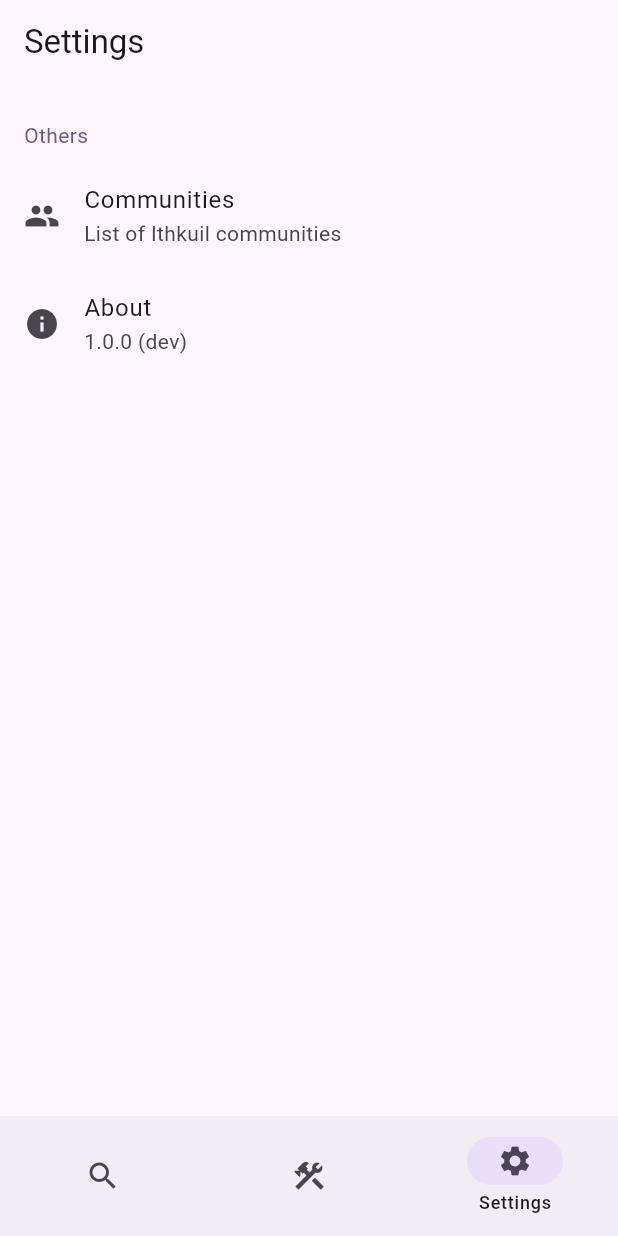
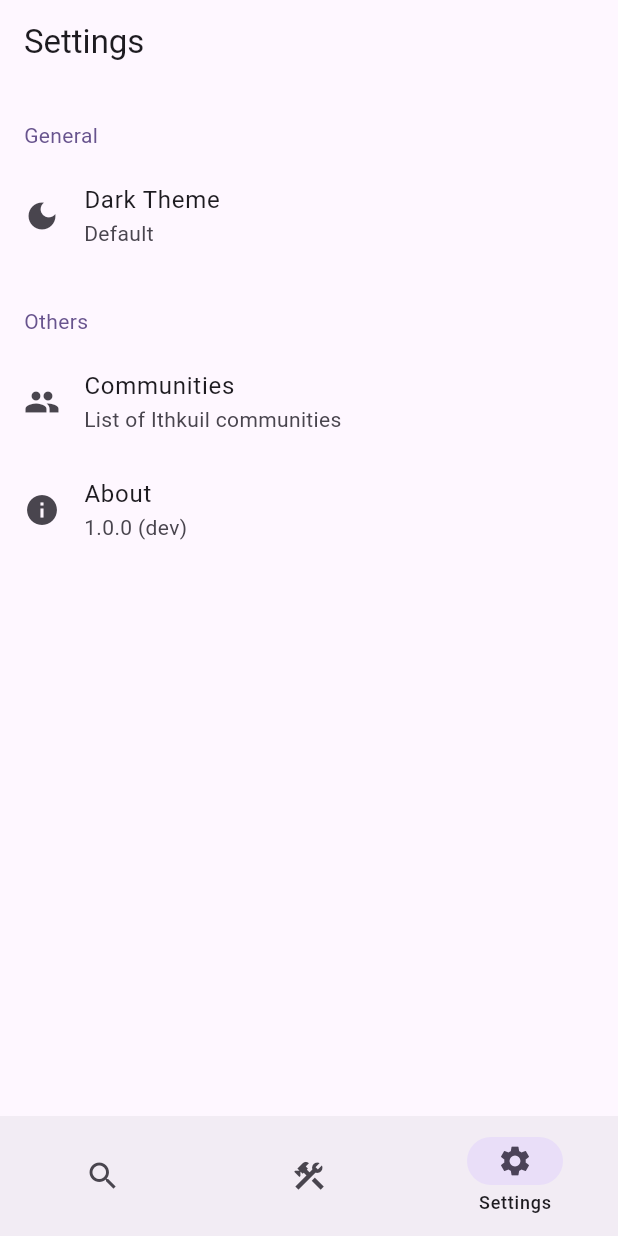
Before and after one commit to yuorb/enthrirhc, a Flutter app: the screen it shows after launch, item 3 of the bottom bar chosen, on a phone screen of 412 x 824 dp. Run offline on Flutter 3.47's test engine with Material 2 defaults, Android fonts, the phone set to English and light mode, and no system bars; our stand-ins replace drift, file_picker, flutter_svg, shared_preferences; missing offline and left inert: sqlite3; accounts and stored records are empty; generated files the repository leaves out were written again.

Commit message:
Add Dark Theme Option

```diff
--- a/lib/common/store.dart
+++ b/lib/common/store.dart
@@ -1,6 +1,23 @@
 import 'package:flutter/widgets.dart';
 import 'package:enthrirch/database/shared.dart';
+import 'package:shared_preferences/shared_preferences.dart';
 
 class LexiconModel extends ChangeNotifier {
   final Database database = constructDb();
 }
+
+class ThemeProvider extends ChangeNotifier {
+  int _darkTheme;
+
+  int get darkTheme => _darkTheme;
+
+  set darkTheme(int newDarkTheme) {
+    _darkTheme = newDarkTheme;
+    notifyListeners();
+    SharedPreferences.getInstance().then((prefs) {
+      prefs.setInt('darkTheme', newDarkTheme);
+    });
+  }
+
+  ThemeProvider({darkTheme}) : _darkTheme = darkTheme;
+}
--- a/lib/main.dart
+++ b/lib/main.dart
@@ -4,15 +4,34 @@ import 'package:enthrirch/pages/construct.dart';
 import 'package:enthrirch/pages/search.dart';
 import 'package:enthrirch/pages/settings.dart';
 import 'package:provider/provider.dart';
+import 'package:shared_preferences/shared_preferences.dart';
 
 import 'common/store.dart';
 
-void main() {
+void main() async {
   WidgetsFlutterBinding.ensureInitialized();
+
   SystemChrome.setSystemUIOverlayStyle(const SystemUiOverlayStyle(
     statusBarColor: Colors.transparent,
   ));
-  runApp(const App());
+
+  final darkTheme = await getInitialDarkTheme();
+
+  runApp(ChangeNotifierProvider(
+    create: (_) => ThemeProvider(darkTheme: darkTheme),
+    child: const App(),
+  ));
+}
+
+Future<int> getInitialDarkTheme() async {
+  final prefs = await SharedPreferences.getInstance();
+  final theme = prefs.getInt('darkTheme');
+  if (theme != null) {
+    return theme;
+  } else {
+    prefs.setInt('darkTheme', 1);
+    return 1;
+  }
 }
 
 class App extends StatelessWidget {
@@ -20,14 +39,32 @@ class App extends StatelessWidget {
 
   @override
   Widget build(BuildContext context) {
-    return MaterialApp(
+    return Consumer<ThemeProvider>(
+      builder: (context, theme, child) => MaterialApp(
         title: 'Enţrirç',
         theme: ThemeData(
           colorSchemeSeed: Colors.deepPurple,
           brightness: Brightness.light,
           useMaterial3: true,
         ),
-      darkTheme: ThemeData(
+        darkTheme: theme.darkTheme == 2
+            ? ThemeData(
+                colorScheme: const ColorScheme(
+                  brightness: Brightness.dark,
+                  primary: Colors.grey,
+                  onPrimary: Colors.grey,
+                  secondary: Colors.black,
+                  onSecondary: Colors.grey,
+                  error: Colors.grey,
+                  onError: Colors.grey,
+                  background: Colors.black,
+                  onBackground: Colors.grey,
+                  surface: Colors.black,
+                  onSurface: Colors.grey,
+                ),
+                useMaterial3: true,
+              )
+            : ThemeData(
                 colorSchemeSeed: Colors.deepPurple,
                 brightness: Brightness.dark,
                 useMaterial3: true,
@@ -35,6 +72,7 @@ class App extends StatelessWidget {
         home: ChangeNotifierProvider(
           create: (context) => LexiconModel(),
           child: const RootPage(),
+        ),
       ),
     );
   }
--- a/lib/pages/settings.dart
+++ b/lib/pages/settings.dart
@@ -1,5 +1,7 @@
+import 'package:enthrirch/common/store.dart';
 import 'package:flutter/material.dart';
 import 'package:enthrirch/pages/communities.dart';
+import 'package:provider/provider.dart';
 
 class SettingsPage extends StatefulWidget {
   const SettingsPage({super.key});
@@ -15,6 +17,43 @@ class _SettingsPageState extends State<SettingsPage> {
       crossAxisAlignment: CrossAxisAlignment.start,
       children: [
         AppBar(title: const Text("Settings")),
+        Container(
+          padding: const EdgeInsets.fromLTRB(16, 24, 0, 8),
+          child: Text(
+            "General",
+            style: TextStyle(color: Theme.of(context).colorScheme.primary),
+          ),
+        ),
+        Consumer<ThemeProvider>(
+          builder: (context, theme, child) {
+            return PopupMenuButton(
+              initialValue: theme.darkTheme,
+              onSelected: (int index) => theme.darkTheme = index,
+              offset: const Offset(1, 0),
+              itemBuilder: (BuildContext context) => <PopupMenuEntry<int>>[
+                const PopupMenuItem(
+                  value: 1,
+                  child: Text('Default'),
+                ),
+                const PopupMenuItem(
+                  value: 2,
+                  child: Text('Pure Black'),
+                ),
+              ],
+              child: ListTile(
+                leading: const Icon(Icons.dark_mode),
+                title: const Text("Dark Theme"),
+                subtitle: Text(
+                  ['', 'Default', 'Pure Black'][theme.darkTheme],
+                  style: TextStyle(
+                    color: Theme.of(context).colorScheme.onSurfaceVariant,
+                  ),
+                ),
+                // onTap: () {},
+              ),
+            );
+          },
+        ),
         Container(
           padding: const EdgeInsets.fromLTRB(16, 24, 0, 8),
           child: Text(
--- a/pubspec.yaml
+++ b/pubspec.yaml
@@ -19,6 +19,7 @@ dependencies:
   sqlite3: ^1.11.2
   flutter_svg: ^2.0.7
   url_launcher: ^6.1.11
+  shared_preferences: ^2.2.0
 
 dev_dependencies:
   flutter_lints: 2.0.1
```
Also changed, not shown: pubspec.lock. Lines whose indentation alone changed are shown as unchanged.
